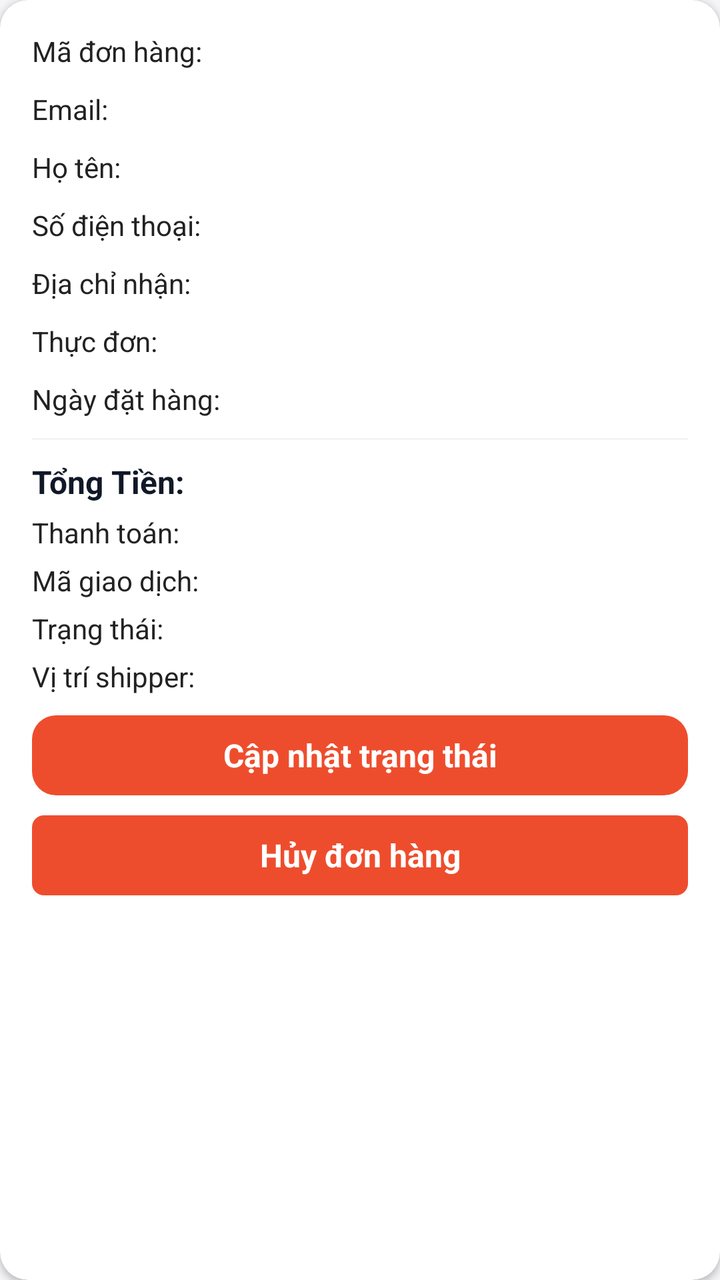
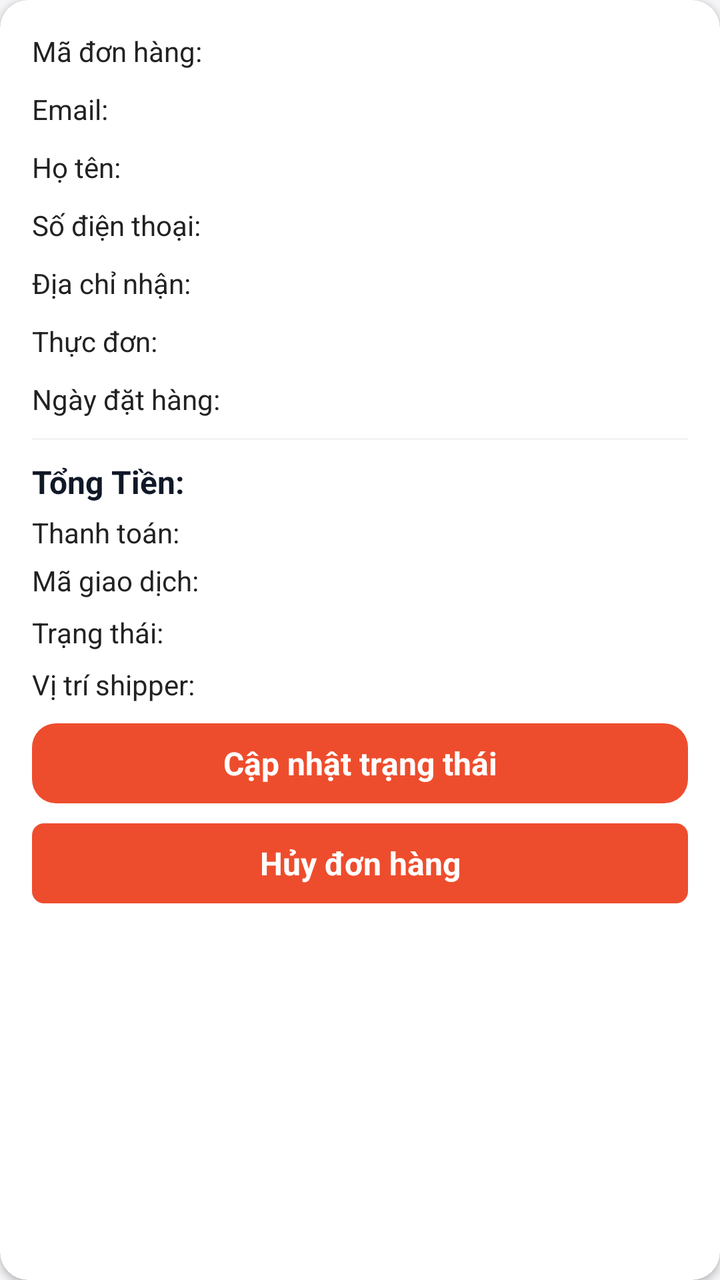

Compare the two renders of this Android layout. The source of the first and the diff that turns it into the second are given below.
<!-- AndroidManifest.xml: application theme AppTheme -->
<!-- res/layout/item_admin_order.xml -->
<?xml version="1.0" encoding="utf-8"?>
<androidx.cardview.widget.CardView xmlns:android="http://schemas.android.com/apk/res/android"
    xmlns:app="http://schemas.android.com/apk/res-auto"
    android:layout_width="match_parent"
    android:layout_height="wrap_content"
    android:layout_marginStart="@dimen/define_dimen_4"
    android:layout_marginEnd="@dimen/define_dimen_4"
    android:layout_marginBottom="@dimen/define_dimen_12"
    app:cardCornerRadius="@dimen/define_dimen_14"
    app:cardElevation="@dimen/define_dimen_2">

    <LinearLayout
        android:id="@+id/layout_item"
        android:layout_width="match_parent"
        android:layout_height="wrap_content"
        android:orientation="vertical"
        android:padding="@dimen/define_dimen_16">

        <RelativeLayout
            android:layout_width="match_parent"
            android:layout_height="wrap_content">

            <TextView
                android:id="@+id/label_id"
                android:layout_width="@dimen/define_dimen_100"
                android:layout_height="wrap_content"
                android:layout_centerVertical="true"
                android:text="@string/label_id"
                android:textSize="@dimen/text_size_small" />

            <TextView
                android:id="@+id/tv_id"
                android:layout_width="wrap_content"
                android:layout_height="wrap_content"
                android:layout_marginStart="@dimen/define_dimen_5"
                android:layout_toEndOf="@+id/label_id"
                android:textColor="@color/textColorPrimary"
                android:textSize="@dimen/text_size_small" />
        </RelativeLayout>

        <RelativeLayout
            android:layout_width="match_parent"
            android:layout_height="wrap_content"
            android:layout_marginTop="@dimen/define_dimen_10">

            <TextView
                android:id="@+id/label_email"
                android:layout_width="@dimen/define_dimen_100"
                android:layout_height="wrap_content"
                android:text="@string/label_email"
                android:textSize="@dimen/text_size_small" />

            <TextView
                android:id="@+id/tv_email"
                android:layout_width="wrap_content"
                android:layout_height="wrap_content"
                android:layout_marginStart="@dimen/define_dimen_5"
                android:layout_toEndOf="@+id/label_email"
                android:textColor="@color/textColorPrimary"
                android:textSize="@dimen/text_size_small" />
        </RelativeLayout>

        <RelativeLayout
            android:layout_width="match_parent"
            android:layout_height="wrap_content"
            android:layout_marginTop="@dimen/define_dimen_10">

            <TextView
                android:id="@+id/label_name"
                android:layout_width="@dimen/define_dimen_100"
                android:layout_height="wrap_content"
                android:text="@string/label_name"
                android:textSize="@dimen/text_size_small" />

            <TextView
                android:id="@+id/tv_name"
                android:layout_width="wrap_content"
                android:layout_height="wrap_content"
                android:layout_marginStart="@dimen/define_dimen_5"
                android:layout_toEndOf="@+id/label_name"
                android:textColor="@color/textColorPrimary"
                android:textSize="@dimen/text_size_small" />
        </RelativeLayout>

        <RelativeLayout
            android:layout_width="match_parent"
            android:layout_height="wrap_content"
            android:layout_marginTop="@dimen/define_dimen_10">

            <TextView
                android:id="@+id/label_phone"
                android:layout_width="@dimen/define_dimen_100"
                android:layout_height="wrap_content"
                android:layout_centerVertical="true"
                android:text="@string/label_phone"
                android:textSize="@dimen/text_size_small" />

            <TextView
                android:id="@+id/tv_phone"
                android:layout_width="wrap_content"
                android:layout_height="wrap_content"
                android:layout_marginStart="@dimen/define_dimen_5"
                android:layout_toEndOf="@+id/label_phone"
                android:textColor="@color/textColorPrimary"
                android:textSize="@dimen/text_size_small" />
        </RelativeLayout>

        <RelativeLayout
            android:layout_width="match_parent"
            android:layout_height="wrap_content"
            android:layout_marginTop="@dimen/define_dimen_10">

            <TextView
                android:id="@+id/label_address"
                android:layout_width="@dimen/define_dimen_100"
                android:layout_height="wrap_content"
                android:text="@string/label_address"
                android:textSize="@dimen/text_size_small" />

            <TextView
                android:id="@+id/tv_address"
                android:layout_width="wrap_content"
                android:layout_height="wrap_content"
                android:layout_centerVertical="true"
                android:layout_marginStart="@dimen/define_dimen_5"
                android:layout_toEndOf="@+id/label_address"
                android:textColor="@color/textColorPrimary"
                android:textSize="@dimen/text_size_small" />
        </RelativeLayout>

        <RelativeLayout
            android:layout_width="match_parent"
            android:layout_height="wrap_content"
            android:layout_marginTop="@dimen/define_dimen_10">

            <TextView
                android:id="@+id/label_menu"
                android:layout_width="@dimen/define_dimen_100"
                android:layout_height="wrap_content"
                android:text="@string/label_menu"
                android:textSize="@dimen/text_size_small" />

            <TextView
                android:id="@+id/tv_menu"
                android:layout_width="wrap_content"
                android:layout_height="wrap_content"
                android:layout_centerVertical="true"
                android:layout_marginStart="@dimen/define_dimen_5"
                android:layout_toEndOf="@+id/label_menu"
                android:textColor="@color/textColorPrimary"
                android:textSize="@dimen/text_size_small" />
        </RelativeLayout>

        <RelativeLayout
            android:layout_width="match_parent"
            android:layout_height="wrap_content"
            android:layout_marginTop="@dimen/define_dimen_10">

            <TextView
                android:id="@+id/label_date"
                android:layout_width="@dimen/define_dimen_100"
                android:layout_height="wrap_content"
                android:layout_centerVertical="true"
                android:text="@string/label_date"
                android:textSize="@dimen/text_size_small" />

            <TextView
                android:id="@+id/tv_date"
                android:layout_width="wrap_content"
                android:layout_height="wrap_content"
                android:layout_marginStart="@dimen/define_dimen_5"
                android:layout_toEndOf="@+id/label_date"
                android:textColor="@color/textColorPrimary"
                android:textSize="@dimen/text_size_small" />
        </RelativeLayout>

        <View
            android:layout_width="match_parent"
            android:layout_height="1dp"
            android:layout_marginTop="@dimen/define_dimen_10"
            android:layout_marginBottom="@dimen/define_dimen_10"
            android:background="@color/neutral100"/>

        <RelativeLayout
            android:layout_width="match_parent"
            android:layout_height="wrap_content">

            <LinearLayout
                android:layout_width="match_parent"
                android:layout_height="wrap_content"
                android:orientation="vertical">

                <RelativeLayout
                    android:layout_width="match_parent"
                    android:layout_height="wrap_content">

                    <TextView
                        android:id="@+id/label_total_amount"
                        android:layout_width="@dimen/define_dimen_100"
                        android:layout_height="wrap_content"
                        android:layout_centerVertical="true"
                        android:text="@string/total"
                        android:textColor="@color/neutral900"
                        android:textSize="@dimen/text_size_normal"
                        android:textStyle="bold" />

                    <TextView
                        android:id="@+id/tv_total_amount"
                        android:layout_width="wrap_content"
                        android:layout_height="wrap_content"
                        android:layout_centerVertical="true"
                        android:layout_marginStart="@dimen/define_dimen_5"
                        android:layout_toEndOf="@+id/label_total_amount"
                        android:textColor="@color/bottomTabActive"
                        android:textSize="@dimen/text_size_normal"
                        android:textStyle="bold" />
                </RelativeLayout>

                <RelativeLayout
                    android:layout_width="match_parent"
                    android:layout_height="wrap_content"
                    android:layout_marginTop="@dimen/define_dimen_5">

                    <TextView
                        android:id="@+id/label_payment"
                        android:layout_width="@dimen/define_dimen_100"
                        android:layout_height="wrap_content"
                        android:layout_centerVertical="true"
                        android:text="@string/label_payment"
                        android:textSize="@dimen/text_size_small" />

                    <TextView
                        android:id="@+id/tv_payment"
                        android:layout_width="wrap_content"
                        android:layout_height="wrap_content"
                        android:layout_centerVertical="true"
                        android:layout_marginStart="@dimen/define_dimen_5"
                        android:layout_toEndOf="@+id/label_payment"
                        android:textColor="@color/textColorPrimary"
                        android:textSize="@dimen/text_size_small"
                        android:textStyle="bold" />
                </RelativeLayout>

                <RelativeLayout
                    android:id="@+id/layout_transaction"
                    android:layout_width="match_parent"
                    android:layout_height="wrap_content"
                    android:layout_marginTop="@dimen/define_dimen_5">

                    <TextView
                        android:id="@+id/label_transaction"
                        android:layout_width="@dimen/define_dimen_100"
                        android:layout_height="wrap_content"
                        android:layout_centerVertical="true"
                        android:text="@string/label_transaction"
                        android:textSize="@dimen/text_size_small" />

                    <TextView
                        android:id="@+id/tv_transaction"
                        android:layout_width="wrap_content"
                        android:layout_height="wrap_content"
                        android:layout_centerVertical="true"
                        android:layout_marginStart="@dimen/define_dimen_5"
                        android:layout_toEndOf="@+id/label_transaction"
                        android:textColor="@color/textColorPrimary"
                        android:textSize="@dimen/text_size_small"
                        android:textStyle="bold" />
                </RelativeLayout>

                <RelativeLayout
                    android:layout_width="match_parent"
                    android:layout_height="wrap_content"
                    android:layout_marginTop="@dimen/define_dimen_5">

                    <TextView
                        android:id="@+id/label_status"
                        android:layout_width="@dimen/define_dimen_100"
                        android:layout_height="wrap_content"
                        android:layout_centerVertical="true"
                        android:text="@string/label_status"
                        android:textSize="@dimen/text_size_small" />

                    <TextView
                        android:id="@+id/tv_status"
                        android:layout_width="wrap_content"
                        android:layout_height="wrap_content"
                        android:layout_centerVertical="true"
                        android:layout_marginStart="@dimen/define_dimen_5"
                        android:layout_toEndOf="@+id/label_status"
                        android:textColor="@color/textColorPrimary"
                        android:textSize="@dimen/text_size_small"
                        android:textStyle="bold" />
                </RelativeLayout>

                <RelativeLayout
                    android:layout_width="match_parent"
                    android:layout_height="wrap_content"
                    android:layout_marginTop="@dimen/define_dimen_5">

                    <TextView
                        android:id="@+id/label_shipper_location"
                        android:layout_width="@dimen/define_dimen_100"
                        android:layout_height="wrap_content"
                        android:layout_centerVertical="true"
                        android:text="@string/shipper_location"
                        android:textSize="@dimen/text_size_small" />

                    <TextView
                        android:id="@+id/tv_shipper_location"
                        android:layout_width="wrap_content"
                        android:layout_height="wrap_content"
                        android:layout_centerVertical="true"
                        android:layout_marginStart="@dimen/define_dimen_5"
                        android:layout_toEndOf="@+id/label_shipper_location"
                        android:textColor="@color/textColorPrimary"
                        android:textSize="@dimen/text_size_small"
                        android:textStyle="bold" />
                </RelativeLayout>
            </LinearLayout>
        </RelativeLayout>

        <TextView
            android:id="@+id/tv_next_status"
            android:layout_width="match_parent"
            android:layout_height="@dimen/define_dimen_40"
            android:layout_marginTop="@dimen/define_dimen_10"
            android:background="@drawable/bg_primary_button"
            android:gravity="center"
            android:text="@string/action_next_status"
            android:textColor="@color/white"
            android:textSize="@dimen/text_size_normal"
            android:textStyle="bold" />

        <TextView
            android:id="@+id/tv_cancel_order"
            android:layout_width="match_parent"
            android:layout_height="@dimen/define_dimen_40"
            android:layout_marginTop="@dimen/define_dimen_10"
            android:background="@drawable/bg_red_shape_corner_6"
            android:gravity="center"
            android:text="@string/action_cancel_order"
            android:textColor="@color/white"
            android:textSize="@dimen/text_size_normal"
            android:textStyle="bold" />
    </LinearLayout>
</androidx.cardview.widget.CardView>
<!-- resources referenced by this layout -->
<resources>
  <color name="bottomTabActive">#EE4D2D</color>
  <color name="neutral100">#F3F4F6</color>
  <color name="neutral900">#111827</color>
  <color name="textColorPrimary">#222222</color>
  <color name="white">#ffffff</color>
  <dimen name="define_dimen_10">10dp</dimen>
  <dimen name="define_dimen_100">100dp</dimen>
  <dimen name="define_dimen_12">12dp</dimen>
  <dimen name="define_dimen_14">14dp</dimen>
  <dimen name="define_dimen_16">16dp</dimen>
  <dimen name="define_dimen_2">2dp</dimen>
  <dimen name="define_dimen_4">4dp</dimen>
  <dimen name="define_dimen_40">40dp</dimen>
  <dimen name="define_dimen_5">5dp</dimen>
  <dimen name="text_size_normal">16sp</dimen>
  <dimen name="text_size_small">14sp</dimen>
  <!-- drawable bg_primary_button (drawable) -->
  <?xml version="1.0" encoding="utf-8"?>
  <ripple xmlns:android="http://schemas.android.com/apk/res/android"
      android:color="@color/rippleLight">
      <item android:id="@android:id/mask">
          <shape android:shape="rectangle">
              <solid android:color="@color/white" />
              <corners android:radius="12dp" />
          </shape>
      </item>
      <item>
          <shape android:shape="rectangle">
              <solid android:color="@color/brandOrange" />
              <corners android:radius="12dp" />
          </shape>
      </item>
  </ripple>
  <!-- drawable bg_red_shape_corner_6 (drawable) -->
  <?xml version="1.0" encoding="utf-8"?>
  
  <shape xmlns:android="http://schemas.android.com/apk/res/android">
      <corners android:radius="6dp"/>
      <solid android:color="@color/colorPrimary"/>
  </shape>
  <string name="action_cancel_order">Hủy đơn hàng</string>
  <string name="action_next_status">Cập nhật trạng thái</string>
  <string name="label_address">Địa chỉ nhận:</string>
  <string name="label_date">Ngày đặt hàng:</string>
  <string name="label_email">Email:</string>
  <string name="label_id">Mã đơn hàng:</string>
  <string name="label_menu">Thực đơn:</string>
  <string name="label_name">Họ tên:</string>
  <string name="label_payment">Thanh toán:</string>
  <string name="label_phone">Số điện thoại:</string>
  <string name="label_status">Trạng thái:</string>
  <string name="label_transaction">Mã giao dịch:</string>
  <string name="shipper_location">Vị trí shipper:</string>
  <string name="total">Tổng Tiền:</string>
  <style name="AppTheme" parent="Theme.AppCompat.Light.NoActionBar">
          <item name="colorPrimary">@color/colorPrimary</item>
          <item name="colorPrimaryDark">@color/colorPrimaryDark</item>
          <item name="colorAccent">@color/colorAccent</item>
          <item name="android:statusBarColor">@color/brandOrangeDark</item>
          <item name="android:windowBackground">@color/screenBackground</item>
          <item name="android:textColor">@color/textColorPrimary</item>
      </style>
  <color name="rippleLight">#33FFFFFF</color>
  <color name="brandOrange">#EE4D2D</color>
  <color name="colorPrimary">#EE4D2D</color>
  <color name="colorPrimaryDark">#D73211</color>
  <color name="colorAccent">#FF7A47</color>
  <color name="brandOrangeDark">#D73211</color>
  <color name="screenBackground">#F5F5F7</color>
</resources>

<!-- the commit's change to res/layout/item_admin_order.xml (unified diff, before → after) -->
@@ -287,7 +287,12 @@
                         android:layout_centerVertical="true"
                         android:layout_marginStart="@dimen/define_dimen_5"
                         android:layout_toEndOf="@+id/label_status"
-                        android:textColor="@color/textColorPrimary"
+                        android:background="@drawable/bg_status_pill"
+                        android:paddingStart="@dimen/define_dimen_8"
+                        android:paddingTop="2dp"
+                        android:paddingEnd="@dimen/define_dimen_8"
+                        android:paddingBottom="2dp"
+                        android:textColor="@color/white"
                         android:textSize="@dimen/text_size_small"
                         android:textStyle="bold" />
                 </RelativeLayout>
<!-- resource entries referenced after the edit -->
@@ -14,6 +14,7 @@
   <dimen name="define_dimen_4">4dp</dimen>
   <dimen name="define_dimen_40">40dp</dimen>
   <dimen name="define_dimen_5">5dp</dimen>
+  <dimen name="define_dimen_8">8dp</dimen>
   <dimen name="text_size_normal">16sp</dimen>
   <dimen name="text_size_small">14sp</dimen>
   <!-- drawable bg_primary_button (drawable) -->
@@ -40,6 +41,13 @@
       <corners android:radius="6dp"/>
       <solid android:color="@color/colorPrimary"/>
   </shape>
+  <!-- drawable bg_status_pill (drawable) -->
+  <?xml version="1.0" encoding="utf-8"?>
+  <shape xmlns:android="http://schemas.android.com/apk/res/android"
+      android:shape="rectangle">
+      <solid android:color="@color/white" />
+      <corners android:radius="6dp" />
+  </shape>
   <string name="action_cancel_order">Hủy đơn hàng</string>
   <string name="action_next_status">Cập nhật trạng thái</string>
   <string name="label_address">Địa chỉ nhận:</string>
@@ -54,7 +62,7 @@
   <string name="label_transaction">Mã giao dịch:</string>
   <string name="shipper_location">Vị trí shipper:</string>
   <string name="total">Tổng Tiền:</string>
-  <style name="AppTheme" parent="Theme.AppCompat.Light.NoActionBar">
+  <style name="AppTheme" parent="Theme.MaterialComponents.Light.NoActionBar.Bridge">
           <item name="colorPrimary">@color/colorPrimary</item>
           <item name="colorPrimaryDark">@color/colorPrimaryDark</item>
           <item name="colorAccent">@color/colorAccent</item>
